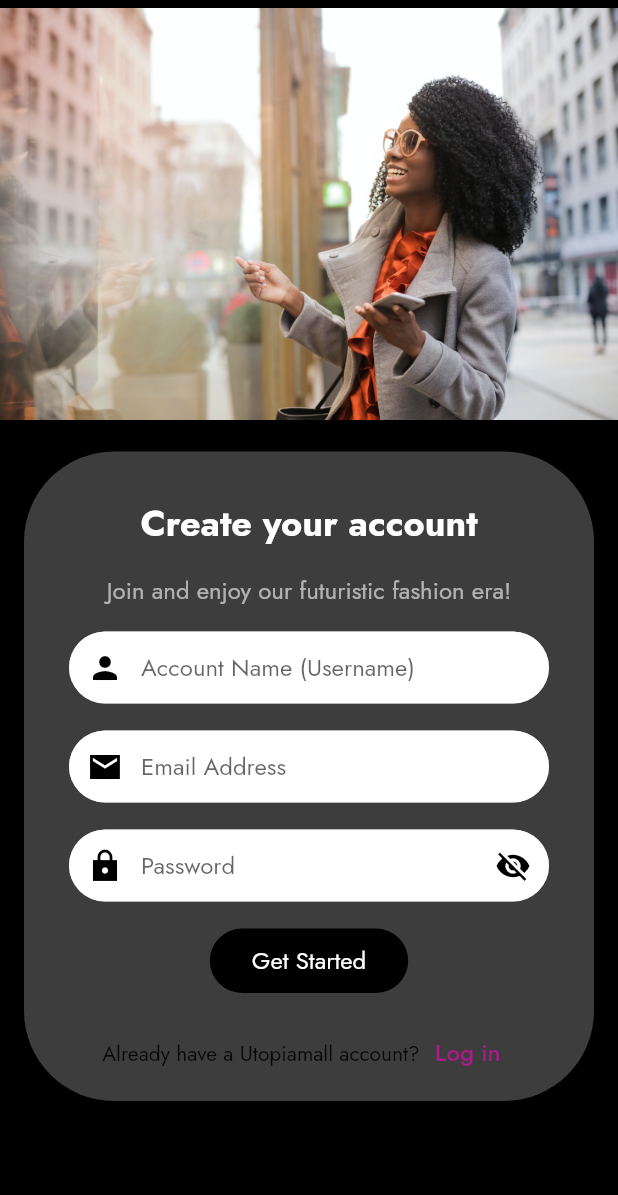
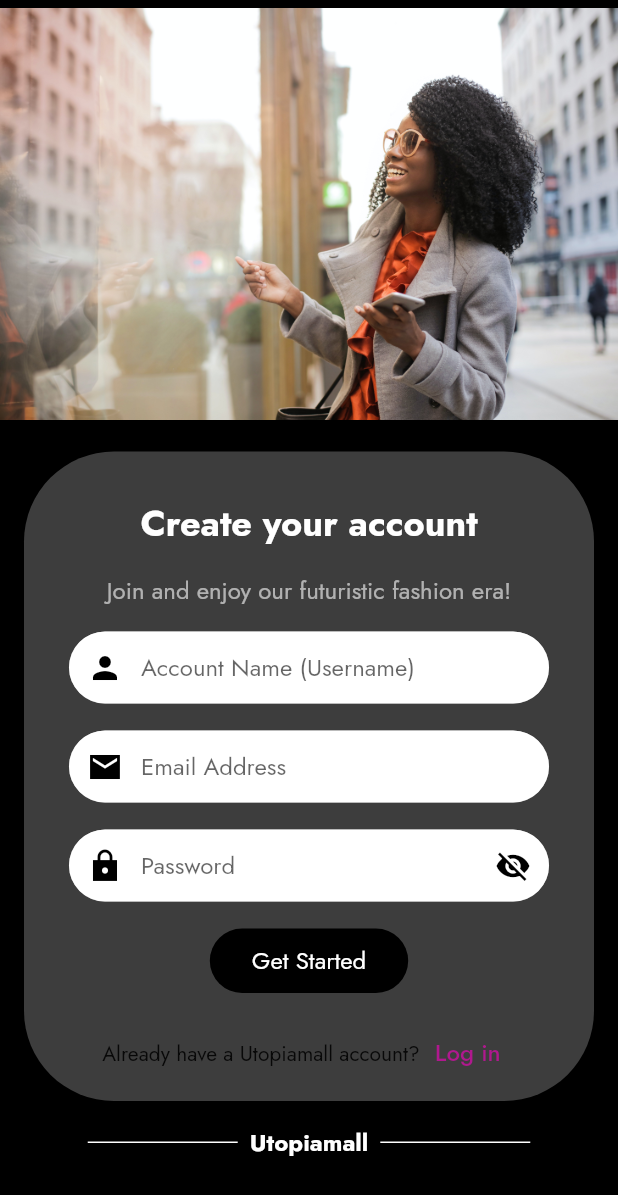
Before and after one commit to lewiskirori/Utopiamall-App, a Flutter app: the screen it shows after launch, after a tap on "Create an account", on a phone screen of 412 x 824 dp. Shown: the top 1195 px of the screen. Run offline on Flutter 3.47's test engine with Material 2 defaults, Android fonts, the light colour scheme and no system bars; our stand-ins replace fluttertoast, get, google_fonts, shared_preferences.

Commit message:
existing section structure

```diff
--- a/lib/api_conn/api_conn.dart
+++ b/lib/api_conn/api_conn.dart
@@ -1,5 +1,5 @@
 class API {
-  static const hostConnect = "https://3fea-93-190-141-66.ngrok-free.app/utopiamall_api";
+  static const hostConnect = "https://a310-93-190-141-66.ngrok-free.app/utopiamall_api";
   static const hostConnectShopper = "$hostConnect/shopper";
 
   // Sign up shopper
--- a/lib/shoppers/auth/signin_screen.dart
+++ b/lib/shoppers/auth/signin_screen.dart
@@ -314,6 +314,40 @@ class _LoginScreenState extends State<LoginScreen> {
                       ),
                     ),
                   ),
+
+                  // Sign in screen footer
+                  Padding(
+                    padding: const EdgeInsets.only(bottom: 32),
+                    child: Align(
+                      alignment: Alignment.bottomCenter,
+                      child: Row(
+                        mainAxisAlignment: MainAxisAlignment.center,
+                        children: [
+                          Container(
+                            width: 100,
+                            height: 1,
+                            color: Colors.white,
+                          ),
+                          SizedBox(width: 8),
+                          Text(
+                            "Utopiamall",
+                            style: TextStyle(
+                              color: Colors.white,
+                              fontSize: 16,
+                              fontWeight: FontWeight.bold,
+                            ),
+                          ),
+                          SizedBox(width: 8),
+                          Container(
+                            width: 100,
+                            height: 1,
+                            color: Colors.white,
+                          ),
+                        ],
+                      ),
+                    ),
+                  ),
+
                 ],
               ),
             ),
--- a/lib/shoppers/auth/signup_screen.dart
+++ b/lib/shoppers/auth/signup_screen.dart
@@ -379,6 +379,40 @@ class _SignUpScreenState extends State<SignUpScreen> {
                       ),
                     ),
                   ),
+
+                  // Sign in screen footer
+                  Padding(
+                    padding: const EdgeInsets.only(bottom: 32),
+                    child: Align(
+                      alignment: Alignment.bottomCenter,
+                      child: Row(
+                        mainAxisAlignment: MainAxisAlignment.center,
+                        children: [
+                          Container(
+                            width: 100,
+                            height: 1,
+                            color: Colors.white,
+                          ),
+                          SizedBox(width: 8),
+                          Text(
+                            "Utopiamall",
+                            style: TextStyle(
+                              color: Colors.white,
+                              fontSize: 16,
+                              fontWeight: FontWeight.bold,
+                            ),
+                          ),
+                          SizedBox(width: 8),
+                          Container(
+                            width: 100,
+                            height: 1,
+                            color: Colors.white,
+                          ),
+                        ],
+                      ),
+                    ),
+                  ),
+
                 ],
               ),
             ),
```
